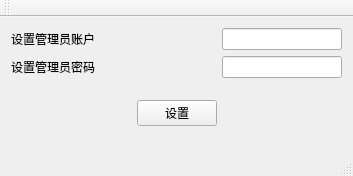
The window that Server/helper.ui (blankSlateORZ/Cerberus) describes before a commit, drawn with Qt 5.
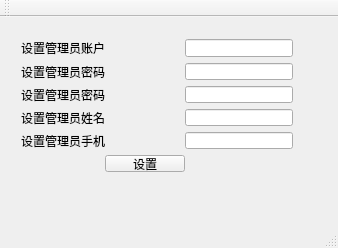
The same window after the commit.

```diff
--- a/Server/helper.ui
+++ b/Server/helper.ui
@@ -6,27 +6,32 @@
    <rect>
     <x>0</x>
     <y>0</y>
-    <width>353</width>
-    <height>176</height>
+    <width>338</width>
+    <height>248</height>
    </rect>
   </property>
   <property name="windowTitle">
    <string>Helper</string>
   </property>
   <widget class="QWidget" name="centralWidget">
-   <layout class="QVBoxLayout" name="verticalLayout_3">
-    <item>
-     <layout class="QVBoxLayout" name="verticalLayout_2">
-      <item>
-       <layout class="QHBoxLayout" name="horizontalLayout">
-        <item>
+   <widget class="QWidget" name="layoutWidget">
+    <property name="geometry">
+     <rect>
+      <x>10</x>
+      <y>11</y>
+      <width>294</width>
+      <height>155</height>
+     </rect>
+    </property>
+    <layout class="QGridLayout" name="gridLayout">
+     <item row="0" column="0" colspan="2">
          <widget class="QLabel" name="label">
           <property name="text">
            <string>设置管理员账户</string>
           </property>
          </widget>
         </item>
-        <item>
+     <item row="0" column="2">
          <spacer name="horizontalSpacer">
           <property name="orientation">
            <enum>Qt::Horizontal</enum>
@@ -39,21 +44,17 @@
           </property>
          </spacer>
         </item>
-        <item>
+     <item row="0" column="3" colspan="2">
          <widget class="QLineEdit" name="id_le"/>
         </item>
-       </layout>
-      </item>
-      <item>
-       <layout class="QHBoxLayout" name="horizontalLayout_2">
-        <item>
+     <item row="1" column="0" colspan="2">
          <widget class="QLabel" name="label_2">
           <property name="text">
            <string>设置管理员密码</string>
           </property>
          </widget>
         </item>
-        <item>
+     <item row="1" column="2">
          <spacer name="horizontalSpacer_2">
           <property name="orientation">
            <enum>Qt::Horizontal</enum>
@@ -66,14 +67,79 @@
           </property>
          </spacer>
         </item>
-        <item>
+     <item row="1" column="3" colspan="2">
          <widget class="QLineEdit" name="pwd_le"/>
         </item>
-       </layout>
-      </item>
-      <item>
-       <layout class="QHBoxLayout" name="horizontalLayout_3">
-        <item>
+     <item row="2" column="0" colspan="2">
+      <widget class="QLabel" name="label_3">
+       <property name="text">
+        <string>设置管理员密码</string>
+       </property>
+      </widget>
+     </item>
+     <item row="2" column="2">
+      <spacer name="horizontalSpacer_5">
+       <property name="orientation">
+        <enum>Qt::Horizontal</enum>
+       </property>
+       <property name="sizeHint" stdset="0">
+        <size>
+         <width>40</width>
+         <height>20</height>
+        </size>
+       </property>
+      </spacer>
+     </item>
+     <item row="2" column="3" colspan="2">
+      <widget class="QLineEdit" name="repwd_le"/>
+     </item>
+     <item row="3" column="0" colspan="2">
+      <widget class="QLabel" name="label_5">
+       <property name="text">
+        <string>设置管理员姓名</string>
+       </property>
+      </widget>
+     </item>
+     <item row="3" column="2">
+      <spacer name="horizontalSpacer_4">
+       <property name="orientation">
+        <enum>Qt::Horizontal</enum>
+       </property>
+       <property name="sizeHint" stdset="0">
+        <size>
+         <width>40</width>
+         <height>20</height>
+        </size>
+       </property>
+      </spacer>
+     </item>
+     <item row="3" column="3" colspan="2">
+      <widget class="QLineEdit" name="name_le"/>
+     </item>
+     <item row="4" column="0" colspan="2">
+      <widget class="QLabel" name="label_4">
+       <property name="text">
+        <string>设置管理员手机</string>
+       </property>
+      </widget>
+     </item>
+     <item row="4" column="2">
+      <spacer name="horizontalSpacer_6">
+       <property name="orientation">
+        <enum>Qt::Horizontal</enum>
+       </property>
+       <property name="sizeHint" stdset="0">
+        <size>
+         <width>40</width>
+         <height>20</height>
+        </size>
+       </property>
+      </spacer>
+     </item>
+     <item row="4" column="3" colspan="2">
+      <widget class="QLineEdit" name="tel_le"/>
+     </item>
+     <item row="5" column="0">
          <spacer name="horizontalSpacer_3">
           <property name="orientation">
            <enum>Qt::Horizontal</enum>
@@ -86,45 +152,15 @@
           </property>
          </spacer>
         </item>
-        <item>
-         <layout class="QVBoxLayout" name="verticalLayout">
-          <item>
-           <spacer name="verticalSpacer">
-            <property name="orientation">
-             <enum>Qt::Vertical</enum>
-            </property>
-            <property name="sizeHint" stdset="0">
-             <size>
-              <width>20</width>
-              <height>40</height>
-             </size>
-            </property>
-           </spacer>
-          </item>
-          <item>
+     <item row="5" column="1" colspan="3">
            <widget class="QPushButton" name="pushButton">
             <property name="text">
              <string>设置</string>
             </property>
            </widget>
           </item>
-          <item>
-           <spacer name="verticalSpacer_2">
-            <property name="orientation">
-             <enum>Qt::Vertical</enum>
-            </property>
-            <property name="sizeHint" stdset="0">
-             <size>
-              <width>20</width>
-              <height>40</height>
-             </size>
-            </property>
-           </spacer>
-          </item>
-         </layout>
-        </item>
-        <item>
-         <spacer name="horizontalSpacer_4">
+     <item row="5" column="4">
+      <spacer name="horizontalSpacer_7">
           <property name="orientation">
            <enum>Qt::Horizontal</enum>
           </property>
@@ -137,10 +173,7 @@
          </spacer>
         </item>
        </layout>
-      </item>
-     </layout>
-    </item>
-   </layout>
+   </widget>
   </widget>
   <widget class="QMenuBar" name="menuBar">
    <property name="geometry">
```
Left out of the diff: 2 changed lines with no effect on the pictures. Lines whose indentation alone changed are shown as unchanged.
